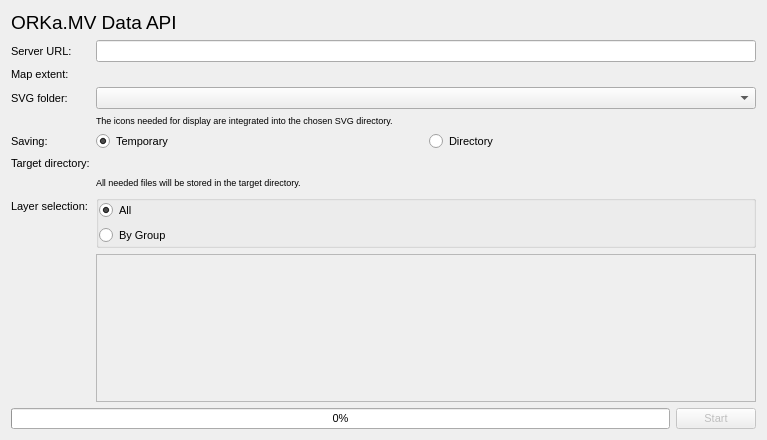
Old version of the form orkamv_data_api_plugin_dialog_base.ui in the repository terrestris/orkamv-data-api-plugin.
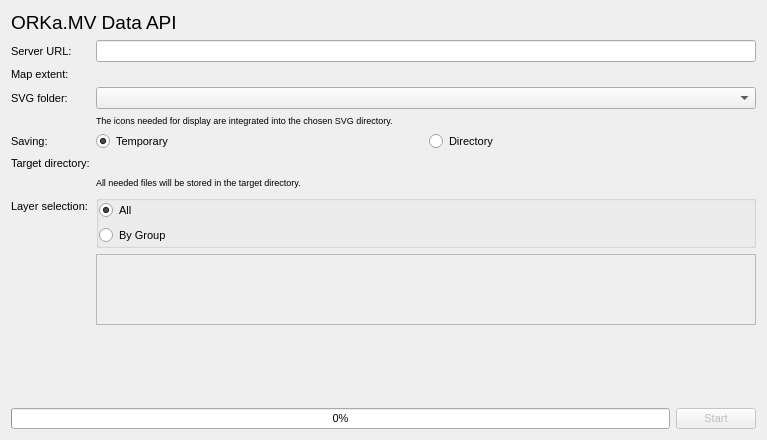
New version of the form. Custom widgets are drawn as their Qt base class.

```diff
--- a/orkamv_data_api_plugin_dialog_base.ui
+++ b/orkamv_data_api_plugin_dialog_base.ui
@@ -211,13 +211,26 @@
           <x>0</x>
           <y>0</y>
           <width>655</width>
-          <height>73</height>
+          <height>67</height>
          </rect>
         </property>
         <layout class="QGridLayout" name="gridLayout"/>
        </widget>
       </widget>
      </item>
+     <item row="15" column="1">
+      <spacer name="verticalSpacer">
+       <property name="orientation">
+        <enum>Qt::Vertical</enum>
+       </property>
+       <property name="sizeHint" stdset="0">
+        <size>
+         <width>20</width>
+         <height>40</height>
+        </size>
+       </property>
+      </spacer>
+     </item>
     </layout>
    </item>
    <item>
```
